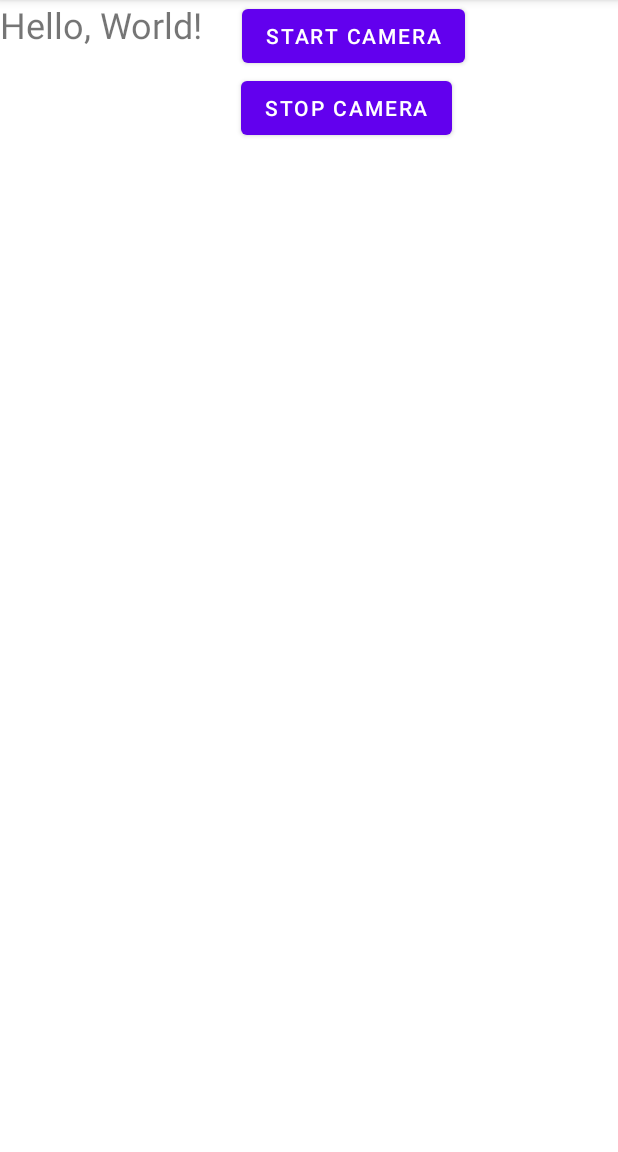
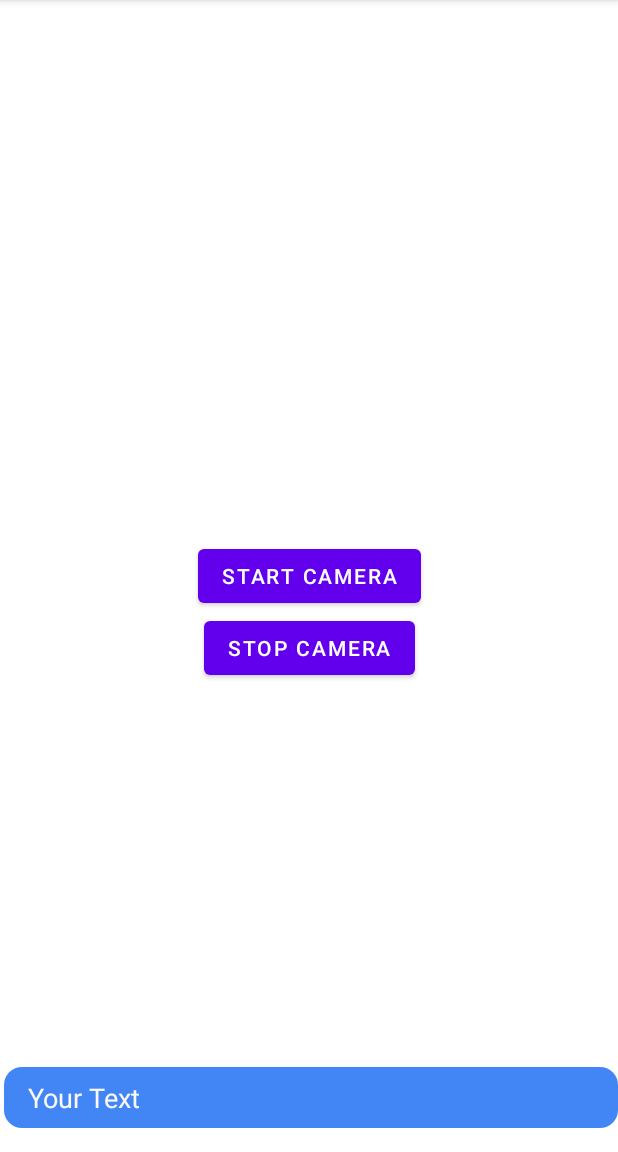
Before and after one commit to luckyjp6/Sign-Language-Recognition, an Android app: the screen it shows after launch (MainActivity), on a phone screen of 412 x 824 dp, the part 84-1236 px from its top. Run offline under Robolectric (Android 15) with nearby library versions, the phone set to English and light mode, and no system bars; libraries missing offline, so code that uses them is left out: com.chaquo.python; 4 statements that could not run were skipped.

Commit message:
Add chatroom UI

```diff
--- /dev/null
+++ b/app/src/main/res/drawable/my_input_bg.xml
@@ -0,0 +1,5 @@
+<!-- rounded_background.xml -->
+<shape xmlns:android="http://schemas.android.com/apk/res/android">
+    <solid android:color="#4285F4"/> <!-- Background color -->
+    <corners android:radius="12dp"/> <!-- Radius of rounded corners -->
+</shape>
--- /dev/null
+++ b/app/src/main/res/drawable/your_input_bg.xml
@@ -0,0 +1,5 @@
+<!-- rounded_background.xml -->
+<shape xmlns:android="http://schemas.android.com/apk/res/android">
+    <solid android:color="#FAF9F6"/> <!-- Background color -->
+    <corners android:radius="12dp"/> <!-- Radius of rounded corners -->
+</shape>
--- a/app/src/main/res/layout/activity_main.xml
+++ b/app/src/main/res/layout/activity_main.xml
@@ -10,25 +10,20 @@
         android:id="@+id/button"
         android:layout_width="wrap_content"
         android:layout_height="wrap_content"
-        android:layout_marginStart="89dp"
-        android:layout_marginEnd="89dp"
         android:onClick="buttonStartCamera"
         android:text="Start Camera"
+        app:layout_constraintBottom_toBottomOf="parent"
         app:layout_constraintEnd_toEndOf="parent"
-        app:layout_constraintHorizontal_bias="0.853"
         app:layout_constraintStart_toStartOf="parent"
-        tools:layout_editor_absoluteY="534dp" />
+        app:layout_constraintTop_toTopOf="parent" />
 
     <Button
         android:id="@+id/button2"
         android:layout_width="wrap_content"
         android:layout_height="wrap_content"
-        android:layout_marginStart="94dp"
-        android:layout_marginEnd="93dp"
         android:onClick="buttonStopCamera"
         android:text="Stop camera"
         app:layout_constraintEnd_toEndOf="parent"
-        app:layout_constraintHorizontal_bias="0.792"
         app:layout_constraintStart_toStartOf="parent"
         app:layout_constraintTop_toBottomOf="@+id/button" />
 
@@ -36,19 +31,38 @@
         android:id="@+id/picture"
         android:layout_width="216dp"
         android:layout_height="241dp"
-        app:layout_constraintBottom_toBottomOf="parent"
         app:layout_constraintEnd_toEndOf="parent"
         app:layout_constraintHorizontal_bias="0.497"
         app:layout_constraintStart_toStartOf="parent"
-        app:layout_constraintTop_toTopOf="parent"
-        app:layout_constraintVertical_bias="0.314" />
+        app:layout_constraintTop_toBottomOf="@+id/button2"
+        app:layout_constraintTop_toTopOf="parent" />
+
     <TextView
         android:id="@+id/display_text"
-        android:layout_width="wrap_content"
+        android:layout_width="409dp"
         android:layout_height="wrap_content"
-        android:text="Hello, World!"
-        android:textSize="24sp"
-        android:gravity="center"
-        />
+        android:layout_centerInParent="true"
+        android:layout_marginBottom="16dp"
+        android:background="@drawable/my_input_bg"
+        android:paddingStart="16dp"
+        android:paddingTop="8dp"
+        android:paddingEnd="16dp"
+        android:paddingBottom="8dp"
+        android:text="Your Text"
+        android:textColor="#FAF9F6"
+        android:textSize="18sp"
+        app:layout_constraintBottom_toBottomOf="parent"
+        app:layout_constraintEnd_toEndOf="parent" />
+
+    <LinearLayout
+        android:id="@+id/convo"
+        android:layout_width="300dp"
+        android:layout_height="wrap_content"
+        android:layout_gravity="center"
+        android:orientation="vertical"
+        app:layout_constraintBottom_toBottomOf="parent"
+        app:layout_constraintEnd_toEndOf="parent"
+        app:layout_constraintStart_toStartOf="parent"
+        app:layout_constraintTop_toTopOf="parent" />
 
 </androidx.constraintlayout.widget.ConstraintLayout>
```
Also changed, not shown: app/src/main/java/com/example/myapplication/MainActivity.java (+119 -22 lines).
